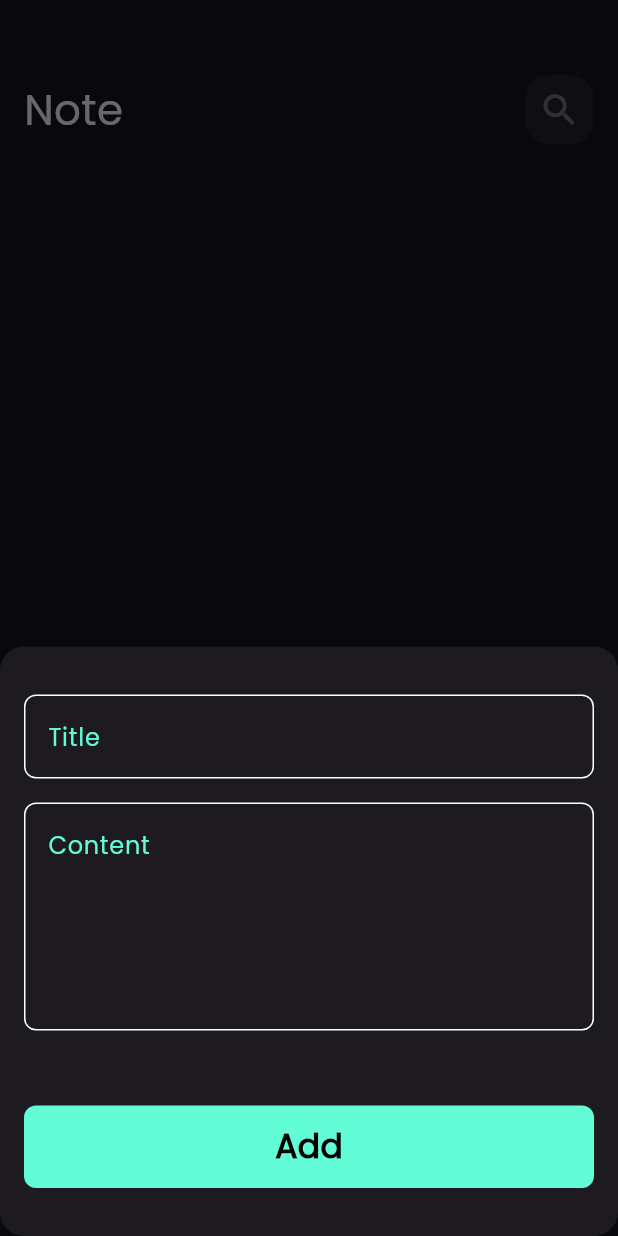
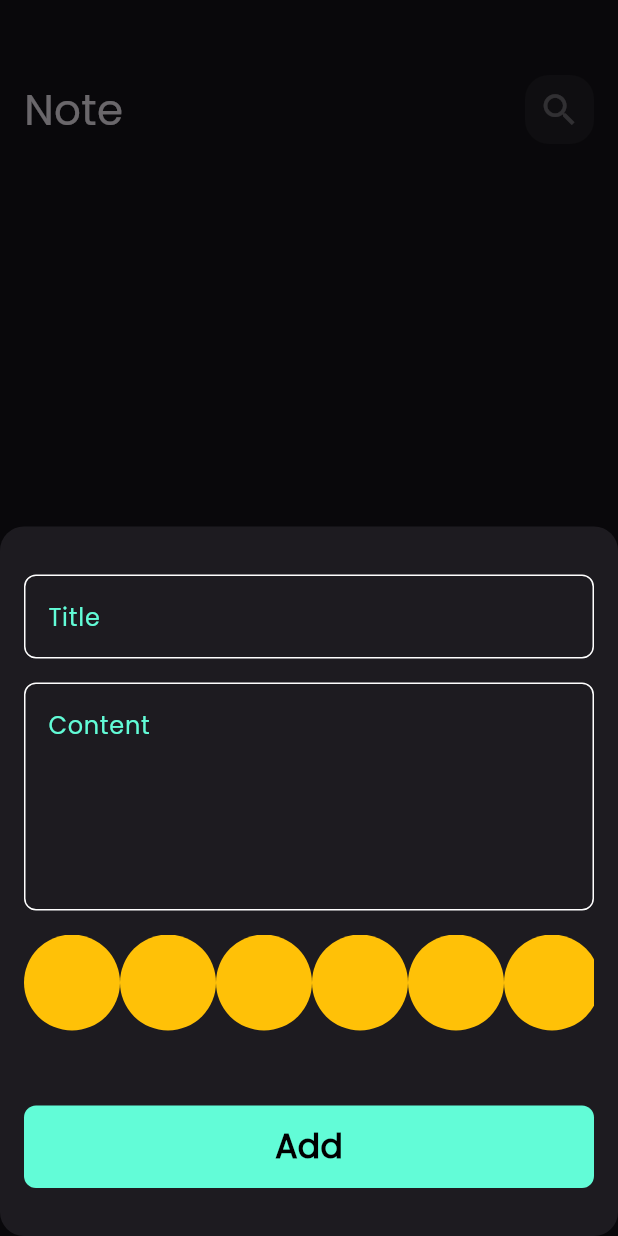
Before and after one commit to mahabdo571/notes_app, a Flutter app: the screen it shows after launch, after a tap on the "add" icon, on a phone screen of 412 x 824 dp. Run offline on Flutter 3.47's test engine with Material 3 defaults, Android fonts, the phone set to English and light mode, and no system bars; our stand-ins replace bloc, flutter_bloc, font_awesome_flutter, hive, hive_flutter; accounts and stored records are empty.

Commit message:
Add ColorsListView and ColorItem components to enhance note creation UI

```diff
--- a/lib/widgets/add_note_form.dart
+++ b/lib/widgets/add_note_form.dart
@@ -1,6 +1,7 @@
 import 'package:flutter/material.dart';
 import 'package:flutter_bloc/flutter_bloc.dart';
 import 'package:intl/intl.dart';
+import 'package:notes_app/widgets/colors_list_view.dart';
 import '../cubits/add_note_cubit/add_note_cubit.dart';
 import '../models/note_model.dart';
 
@@ -41,6 +42,8 @@ class _AddNoteFormState extends State<AddNoteForm> {
               subTitle = value;
             },
           ),
+          const SizedBox(height: 16),
+          ColorsListView(),
           const SizedBox(height: 50),
           BlocBuilder<AddNoteCubit, AddNoteState>(
             builder: (context, state) {
--- /dev/null
+++ b/lib/widgets/color_item.dart
@@ -0,0 +1,10 @@
+import 'package:flutter/material.dart';
+
+class ColorItem extends StatelessWidget {
+  const ColorItem({super.key});
+
+  @override
+  Widget build(BuildContext context) {
+    return const CircleAvatar(backgroundColor: Colors.amber, radius: 32);
+  }
+}
--- /dev/null
+++ b/lib/widgets/colors_list_view.dart
@@ -0,0 +1,22 @@
+import 'package:flutter/material.dart';
+import 'package:notes_app/widgets/add_note_form.dart';
+import 'package:notes_app/widgets/color_item.dart';
+
+class ColorsListView extends StatelessWidget {
+  const ColorsListView({super.key});
+
+  @override
+  Widget build(BuildContext context) {
+    return SizedBox(
+      height: 32 * 2,
+      child: ListView.builder(
+        itemCount: 10,
+        scrollDirection: Axis.horizontal,
+
+        itemBuilder: (ctx, i) {
+          return const ColorItem();
+        },
+      ),
+    );
+  }
+}
```
